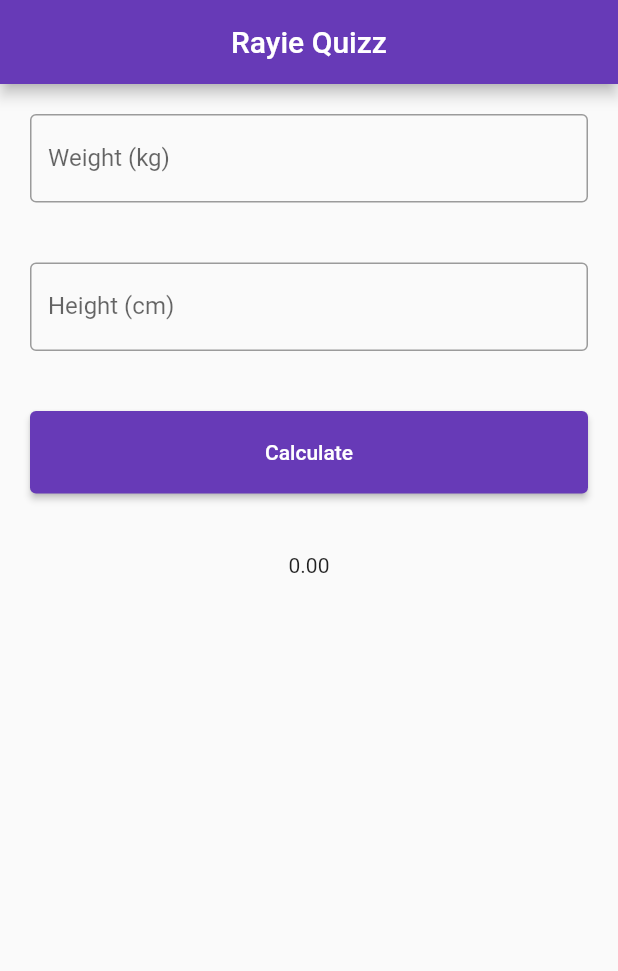
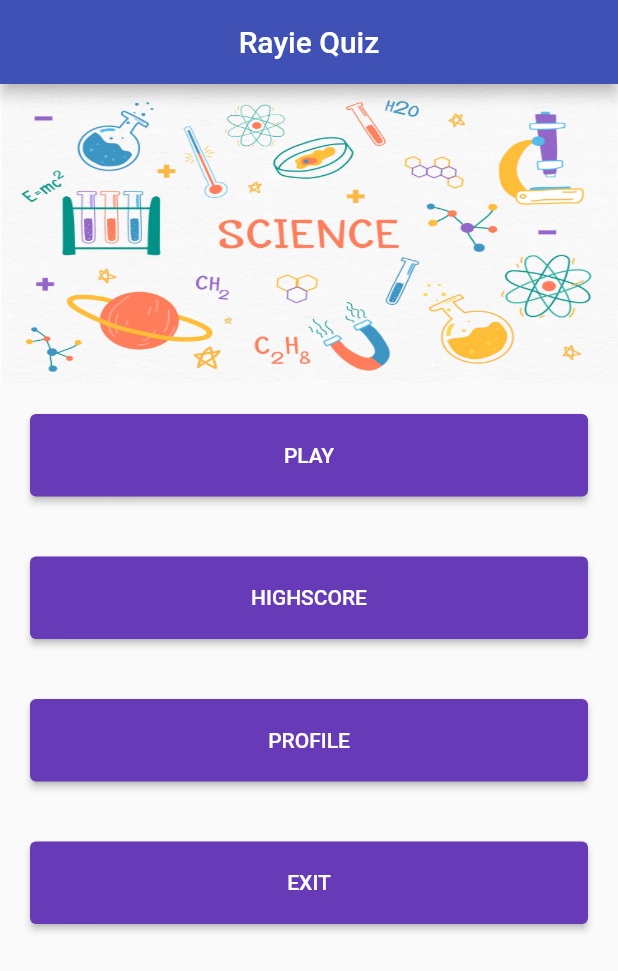
Before and after one commit to edrazi90/Dart-Quiz-Game, a Flutter app: the screen it shows after launch, on a phone screen of 412 x 824 dp. Shown: the top 971 px of the screen. Run offline on Flutter 3.47's test engine with Material 2 defaults, Android fonts, the phone set to English and light mode, and no system bars.

Commit message:
flutter project files

```diff
--- /dev/null
+++ b/Rayie_Quizz/lib/home.dart
@@ -0,0 +1,87 @@
+import 'package:flutter/material.dart';
+
+class MyHomePage extends StatefulWidget {
+  MyHomePage({Key key, this.title}) : super(key: key);
+  final String title;
+
+  @override
+  _MyHomePageState createState() => _MyHomePageState();
+}
+
+class _MyHomePageState extends State<MyHomePage> {
+  //TextEditingController weightController = TextEditingController();
+  //TextEditingController heightController = TextEditingController();
+
+  @override
+  Widget build(BuildContext context) {
+    return Scaffold(
+      appBar: AppBar(
+        title: Text("Rayie Quiz"),
+        backgroundColor: Colors.indigo,
+        centerTitle: true,
+      ),
+      body: Container(
+        child: Column(
+          children: <Widget>[
+
+            Container(
+              height:200,
+              width: 500,
+                decoration: BoxDecoration(
+                    image: DecorationImage(
+                        image: AssetImage("images/science.jpg"),
+                        fit: BoxFit.fill
+
+                        )
+                        ),
+                        ),
+
+
+                 Container(
+                margin: EdgeInsets.all(20),
+                width: double.infinity,
+                height: 55,
+                child: ElevatedButton(
+                  child: Text('PLAY'),
+                  onPressed: (){},
+                )),
+
+
+                Container(
+                margin: EdgeInsets.all(20),
+                width: double.infinity,
+                height: 55,
+                child: ElevatedButton(
+                  child: Text('HIGHSCORE'),
+                  onPressed: (){},
+                )),
+
+
+                Container(
+                margin: EdgeInsets.all(20),
+                width: double.infinity,
+                height: 55,
+                child: ElevatedButton(
+                  child: Text('PROFILE'),
+                  onPressed: (){},
+                )),
+
+              Container(
+                margin: EdgeInsets.all(20),
+                width: double.infinity,
+                height: 55,
+                child: ElevatedButton(
+                  child: Text('EXIT'),
+                  onPressed: (){},
+                )),
+
+
+
+
+
+          ],
+        ),
+      ),
+    );
+  }
+}
--- a/Rayie_Quizz/lib/main.dart
+++ b/Rayie_Quizz/lib/main.dart
@@ -1,5 +1,9 @@
+
 import 'package:flutter/material.dart';
-import 'dart:math';
+
+//import 'science.dart';
+
+import 'WelcomeScreen.dart';
 
 void main() => runApp(MyApp());
 
@@ -12,127 +16,7 @@ class MyApp extends StatelessWidget {
       theme: ThemeData(
         primarySwatch: Colors.deepPurple,
       ),
-      home: MyHomePage(title: 'Rayie Quizz'),
+      home: LoadingPage(), //LoadingPage(),
     );
   }
 }
-
-class MyHomePage extends StatefulWidget {
-  MyHomePage({Key key, this.title}) : super(key: key);
-  final String title;
-
-  @override
-  _MyHomePageState createState() => _MyHomePageState();
-}
-
-class _MyHomePageState extends State<MyHomePage> {
-  //TextEditingController weightController = TextEditingController();
-  //TextEditingController heightController = TextEditingController();
-
-  double _weight = 0.0;
-  double _height = 0.0;
-  double _bmi = 0.0;
-
-  void _setWeight(String weight) {
-    setState(() {
-      _weight = double.tryParse(weight) ?? 0.0;
-    });
-  }
-
-  void _setHeight(String height) {
-    setState(() {
-      _height = double.tryParse(height) ?? 0.0;
-    });
-  }
-
-  void _calculateBMI() {
-    setState(() {
-      _bmi = (_weight / pow(_height, 2)) * 10000;
-    });
-
-    if (_bmi < 18.5) {
-      _showDialog('You are underweight!');
-    } else if (_bmi >= 18.5 && _bmi <= 24.9) {
-      _showDialog('You are having normal weight. Well done!');
-    } else if (_bmi >= 25 && _bmi <= 29.9) {
-      _showDialog('You are overweight!');
-    } else if (_bmi >= 30) {
-      _showDialog('You are obese. Please watch your diet!');
-    }
-  }
-
-  void _showDialog(String status) {
-    showDialog(
-      context: context,
-      builder: (BuildContext context) {
-        return AlertDialog(
-          title: new Text("BMI Status", textAlign: TextAlign.center),
-          content: new Text(status),
-          actions: <Widget>[
-            new FlatButton(
-              child: new Text("Close"),
-              onPressed: () {
-                Navigator.of(context).pop();
-              },
-            ),
-          ],
-        );
-      },
-    );
-  }
-
-  @override
-  Widget build(BuildContext context) {
-    return Scaffold(
-      appBar: AppBar(
-        title: new Center(
-            child: new Text(widget.title, textAlign: TextAlign.center)),
-      ),
-      body: Center(
-        child: Column(
-          mainAxisAlignment: MainAxisAlignment.start,
-          children: <Widget>[
-            Container(
-                margin: EdgeInsets.all(20),
-                child: TextField(
-                  //controller: weightController,
-                  decoration: InputDecoration(
-                    border: OutlineInputBorder(),
-                    labelText: 'Weight (kg)',
-                  ),
-                  onChanged: (text) {
-                    _setWeight(text);
-                  },
-                  keyboardType: TextInputType.number,
-                )),
-            Container(
-                margin: EdgeInsets.all(20),
-                child: TextField(
-                  //controller: heightController,
-                  decoration: InputDecoration(
-                    border: OutlineInputBorder(),
-                    labelText: 'Height (cm)',
-                  ),
-                  onChanged: (text) {
-                    _setHeight(text);
-                  },
-                  keyboardType: TextInputType.number,
-                )),
-            Container(
-                margin: EdgeInsets.all(20),
-                width: double.infinity,
-                height: 55,
-                child: ElevatedButton(
-                  child: Text('Calculate'),
-                  onPressed: _calculateBMI,
-                )),
-            Container(
-              margin: EdgeInsets.all(20),
-              child: Text(_bmi.toStringAsFixed(2)),
-            )
-          ],
-        ),
-      ),
-    );
-  }
-}
--- a/Rayie_Quizz/pubspec.yaml
+++ b/Rayie_Quizz/pubspec.yaml
@@ -45,8 +45,8 @@ flutter:
   uses-material-design: true
 
   # To add assets to your application, add an assets section, like this:
-  # assets:
-  #   - images/a_dot_burr.jpeg
+  assets:
+     - images/science.jpg
   #   - images/a_dot_ham.jpeg
 
   # An image asset can refer to one or more resolution-specific "variants", see
```
Also changed, not shown: Rayie_Quizz/lib/WelcomeScreen.dart (added, +41 -0 lines), Rayie_Quizz/lib/arts.dart (added, +195 -0 lines), Rayie_Quizz/lib/classes.dart (added, +18 -0 lines), Rayie_Quizz/lib/science.dart (added, +196 -0 lines), Rayie_Quizz/images/Award.png (added), Rayie_Quizz/images/Awesome.png (added), Rayie_Quizz/images/Poor.png (added), Rayie_Quizz/images/py.png (added), Rayie_Quizz/images/science.jpg (added), Rayie_Quizz/lib/Harmonic Mean calculator.dart (renamed from Rayie_Quizz/lib/QUIZ VALIDATION E.G.dart), 1 other file.
